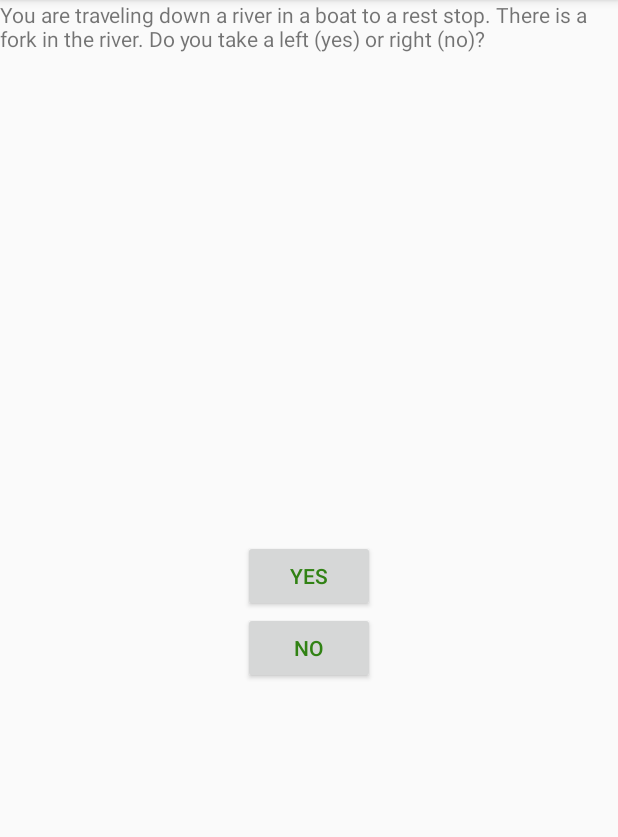
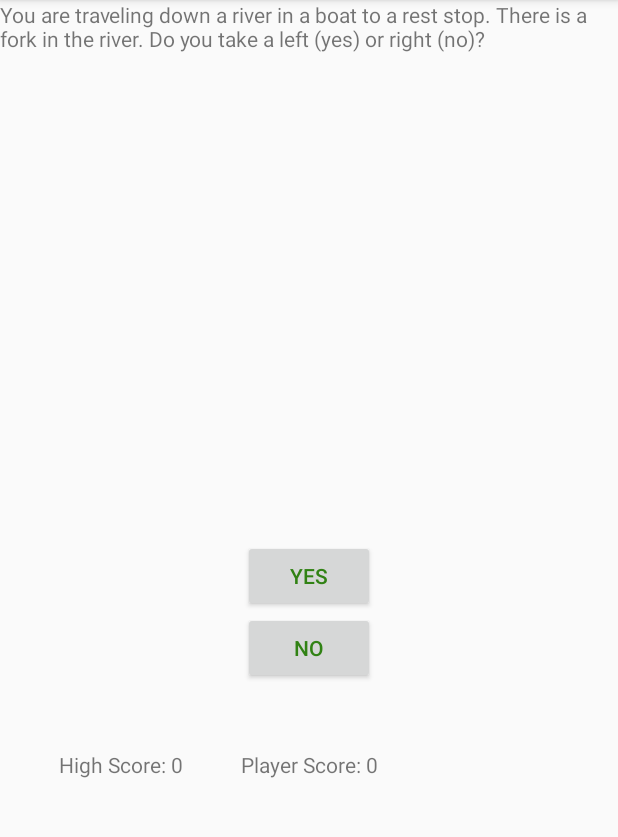
Before and after one commit to AkashBarathanT103/AdventureGame, an Android app: the screen it shows after launch (MainActivity), after a tap on "YES", on a phone screen of 412 x 824 dp, the part 84-921 px from its top. Run offline under Robolectric (Android 15) with nearby library versions, the phone set to English and light mode, and no system bars.

Commit message:
I implemented the fragment, which displays high score and current player score. I implemented shared preferences by tracking high score after app closes. I also changed score values in the json file.

```diff
--- /dev/null
+++ b/app/src/main/java/com/barathanakash/adventuregame/FirstFragment.java
@@ -0,0 +1,21 @@
+package com.barathanakash.adventuregame;
+import android.os.Bundle;
+import android.view.LayoutInflater;
+import android.view.View;
+import android.view.ViewGroup;
+
+import androidx.annotation.NonNull;
+import androidx.annotation.Nullable;
+import androidx.fragment.app.Fragment;
+
+public class FirstFragment extends Fragment {
+    public FirstFragment() { /* Empty default constructor required */ }
+
+    @Nullable
+    @Override
+    public View onCreateView(@NonNull LayoutInflater inflater, @Nullable ViewGroup container,
+                             @Nullable Bundle savedInstanceState) {
+        // Inflate the layout for this fragment
+        return inflater.inflate(R.layout.fragment_first, container,false);
+    }
+}
--- a/app/src/main/java/com/barathanakash/adventuregame/MainActivity.java
+++ b/app/src/main/java/com/barathanakash/adventuregame/MainActivity.java
@@ -8,43 +8,55 @@ import android.view.View;
 
 import java.io.IOException;
 import java.io.InputStream;
+import android.content.SharedPreferences;
 
 
-import org.json.JSONException;
-import org.json.JSONObject;
-import org.w3c.dom.Text;
-
-import android.os.Bundle;
-import android.app.Activity;
-import android.content.Context;
-import android.content.res.AssetManager;
-import android.view.Menu;
-import android.widget.ListView;
 import android.widget.Button;
-import android.widget.EditText;
 import android.widget.TextView;
 import com.google.gson.Gson;
 
 public class MainActivity extends AppCompatActivity {
     Button yes;
     Button no;
+    TextView playerScore;
+    TextView highScore;
     int x = 0;
     TextView displayText;
+    int score;
+    int hscore;
+
     @Override
     protected void onCreate(Bundle savedInstanceState) {
         super.onCreate(savedInstanceState);
         setContentView(R.layout.activity_main);
         yes=findViewById(R.id.yesButton);
         no=findViewById(R.id.noButton);
+        playerScore=findViewById(R.id.Text2);
+        highScore=findViewById(R.id.Text3);
+        final SharedPreferences sharedPreferences = getSharedPreferences("Settings", MODE_PRIVATE);
+        hscore=sharedPreferences.getInt("idTV1", hscore);
+        final SharedPreferences.Editor editor = sharedPreferences.edit();
+
+
         Gson gson = new Gson();
         final Story story = gson.fromJson(loadJSONFromAsset(), Story.class);
         System.out.println("oof"+story);
         displayText=findViewById(R.id.Text);
+//FIX PROBLEM OF CUMULATIVE HIGH SCORE
         final Questions[] q = story.getQuestions();
         yes.setOnClickListener(new View.OnClickListener() {
             @Override
             public void onClick(View v) {
                 int y = q[x].getAnswer().getYes();
+                score = score+q[x].getScore();
+                if(score>hscore){
+                    hscore=score;
+                }
+                editor.putInt("idTV1", hscore);
+                editor.apply();
+
+                playerScore.setText("Player Score: "+score);
+                highScore.setText("High Score: "+sharedPreferences.getInt("idTV1",hscore));
                 String s = q[y-1].getText();
                 x=y-1;
                 displayText.setText(s);
@@ -55,6 +67,14 @@ public class MainActivity extends AppCompatActivity {
             @Override
             public void onClick(View v) {
                 int a = q[x].getAnswer().getNo();
+                score = score+q[x].getScore();
+                if(score>hscore){
+                    hscore=score;
+                }
+                editor.putInt("idTV1", hscore);
+                editor.apply();
+                playerScore.setText("Player Score: "+score);
+                highScore.setText("High Score: "+sharedPreferences.getInt("idTV1",hscore));
                 String s = q[a-1].getText();
                 x=a-1;
                 displayText.setText(s);
--- a/app/src/main/res/layout/activity_main.xml
+++ b/app/src/main/res/layout/activity_main.xml
@@ -40,5 +40,7 @@
         app:layout_constraintLeft_toLeftOf="parent"
         app:layout_constraintRight_toRightOf="parent"
         />
+    <include layout="@layout/content_main" />
+
 
 </androidx.constraintlayout.widget.ConstraintLayout>
--- /dev/null
+++ b/app/src/main/res/layout/content_main.xml
@@ -0,0 +1,19 @@
+<?xml version="1.0" encoding="utf-8"?>
+<androidx.constraintlayout.widget.ConstraintLayout
+    xmlns:android="http://schemas.android.com/apk/res/android"
+    xmlns:app="http://schemas.android.com/apk/res-auto"
+    xmlns:tools="http://schemas.android.com/tools"
+    android:layout_width="match_parent"
+    android:layout_height="match_parent"
+    tools:context=".MainActivity"
+    tools:showIn="@layout/activity_main">
+
+
+    <fragment
+        android:name="com.barathanakash.adventuregame.FirstFragment"
+        android:layout_height="match_parent"
+        android:layout_width="match_parent"
+        android:layout_marginTop="500dp"
+        android:id="@+id/frag_01" />
+
+</androidx.constraintlayout.widget.ConstraintLayout>
--- /dev/null
+++ b/app/src/main/res/layout/fragment_first.xml
@@ -0,0 +1,27 @@
+<?xml version="1.0" encoding="utf-8"?>
+<androidx.constraintlayout.widget.ConstraintLayout
+    xmlns:android="http://schemas.android.com/apk/res/android"
+    xmlns:app="http://schemas.android.com/apk/res-auto"
+    xmlns:tools="http://schemas.android.com/tools"
+    android:layout_width="match_parent"
+    android:layout_height="match_parent">
+    <TextView
+        android:id="@+id/Text2"
+        android:layout_width="wrap_content"
+        android:layout_height="wrap_content"
+        android:text="Player Score"
+        app:layout_constraintTop_toTopOf="parent"
+        app:layout_constraintLeft_toLeftOf="parent"
+        app:layout_constraintRight_toRightOf="parent"
+        />
+    <TextView
+        android:id="@+id/Text3"
+        android:layout_width="wrap_content"
+        android:layout_height="wrap_content"
+        android:text="High Score"
+        app:layout_constraintTop_toTopOf="parent"
+        app:layout_constraintLeft_toLeftOf="parent"
+        app:layout_constraintRight_toLeftOf="@id/Text2"
+        />
+
+</androidx.constraintlayout.widget.ConstraintLayout>
```
Also changed, not shown: app/src/main/assets/story.json (+28 -7 lines).
